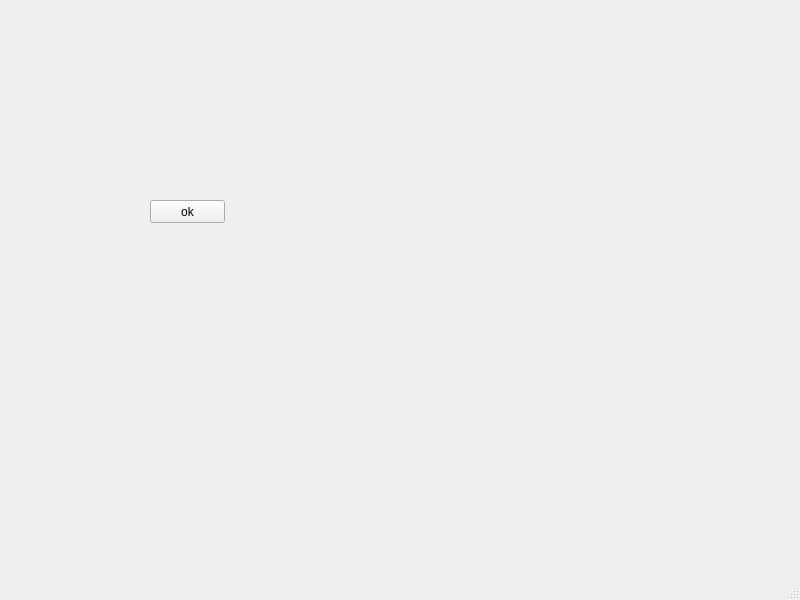
Before: the Qt Designer form src/mainWindow.ui in tomotsune/analytic_expression, drawn with Qt 5.
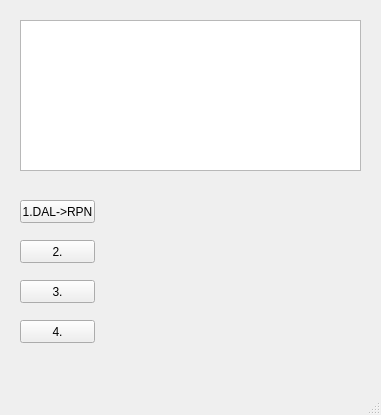
After: the same form once the commit is applied.

Patch:
```diff
--- a/src/mainWindow.ui
+++ b/src/mainWindow.ui
@@ -2,29 +2,81 @@
 <ui version="4.0">
  <class>MainWindow</class>
  <widget class="QMainWindow" name="MainWindow">
+  <property name="enabled">
+   <bool>true</bool>
+  </property>
   <property name="geometry">
    <rect>
     <x>0</x>
     <y>0</y>
-    <width>800</width>
-    <height>600</height>
+    <width>381</width>
+    <height>415</height>
    </rect>
   </property>
   <property name="windowTitle">
    <string>MainWindow</string>
   </property>
   <widget class="QWidget" name="centralwidget">
-   <widget class="QPushButton" name="pushButton">
+   <widget class="QTextEdit" name="expressionTxt">
     <property name="geometry">
      <rect>
-      <x>150</x>
+      <x>20</x>
+      <y>20</y>
+      <width>341</width>
+      <height>151</height>
+     </rect>
+    </property>
+   </widget>
+   <widget class="QPushButton" name="btn_1">
+    <property name="geometry">
+     <rect>
+      <x>20</x>
       <y>200</y>
       <width>75</width>
       <height>23</height>
      </rect>
     </property>
     <property name="text">
-     <string>ok</string>
+     <string>1.DAL-&gt;RPN</string>
+    </property>
+   </widget>
+   <widget class="QPushButton" name="btn_2">
+    <property name="geometry">
+     <rect>
+      <x>20</x>
+      <y>240</y>
+      <width>75</width>
+      <height>23</height>
+     </rect>
+    </property>
+    <property name="text">
+     <string>2.</string>
+    </property>
+   </widget>
+   <widget class="QPushButton" name="btn_3">
+    <property name="geometry">
+     <rect>
+      <x>20</x>
+      <y>280</y>
+      <width>75</width>
+      <height>23</height>
+     </rect>
+    </property>
+    <property name="text">
+     <string>3.</string>
+    </property>
+   </widget>
+   <widget class="QPushButton" name="btn_4">
+    <property name="geometry">
+     <rect>
+      <x>20</x>
+      <y>320</y>
+      <width>75</width>
+      <height>23</height>
+     </rect>
+    </property>
+    <property name="text">
+     <string>4.</string>
     </property>
    </widget>
   </widget>
```
Left out of the diff: 24 changed lines with no effect on the pictures.
